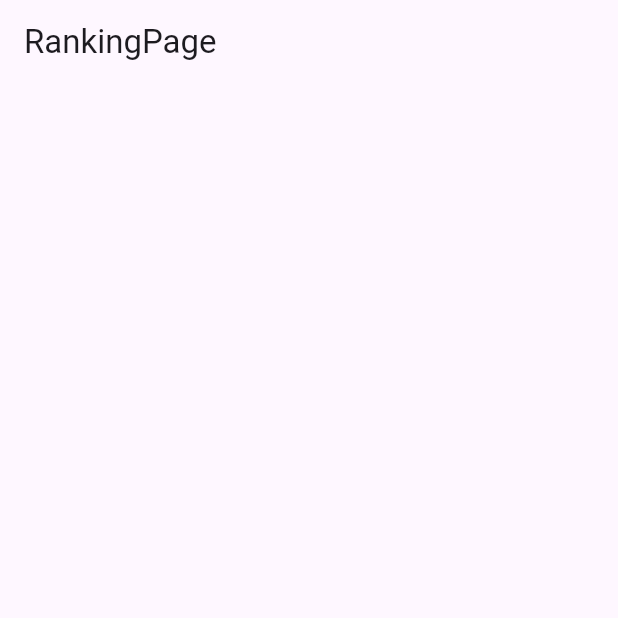
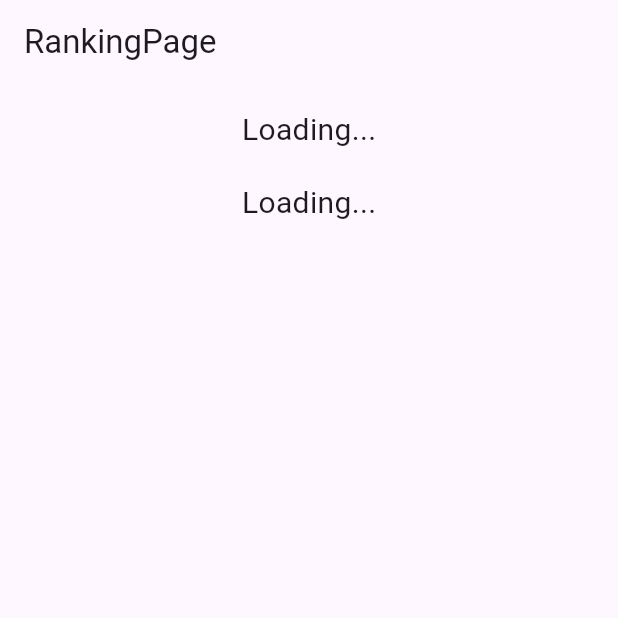
Before and after one commit to xilaizhang666/golf, a Flutter app: the RankingPage screen opened directly, on a phone screen of 412 x 824 dp, the top half of it. Run offline on Flutter 3.47's test engine with Material 3 defaults, Android fonts, the phone set to English and light mode, and no system bars; network calls fail.

```diff
--- a/lib/pages/ranking_page.dart
+++ b/lib/pages/ranking_page.dart
@@ -1,5 +1,5 @@
 import 'package:flutter/material.dart';
-
+import 'package:http/http.dart' as http;
 class RankingPage extends StatelessWidget {
   const RankingPage({super.key});
 
@@ -11,7 +11,38 @@ class RankingPage extends StatelessWidget {
           "RankingPage"
         ),
       ),
-
+      body: Center(
+        child: Padding(
+          padding: const EdgeInsets.all(16.0),
+          child: Column(
+            children: [
+              FutureBuilder(
+                future: http.get(Uri.parse("http://10.0.2.2:5000/explore")),
+                builder: (context, snapshot){
+                  return Text(
+                      snapshot.hasData ? snapshot.data!.body : 'Loading...',
+                    style: TextStyle(
+                      fontSize: 20
+                    ),
+                  );
+                }
+              ),
+              SizedBox(height: 20,),
+              FutureBuilder(
+                  future: http.get(Uri.parse("http://10.0.2.2:5000/test2")),
+                  builder: (context, snapshot){
+                    return Text(
+                        snapshot.hasData ? snapshot.data!.body : 'Loading...',
+                      style: TextStyle(
+                        fontSize: 20
+                      ),
+                    );
+                  }
+              ),
+            ],
+          ),
+        )
+      ),
     );
   }
 }
--- a/lib/routes.dart
+++ b/lib/routes.dart
@@ -30,6 +30,7 @@ class _RoutesState extends State<Routes> {
     return Scaffold(
       body: pages[selectedIndex],
       bottomNavigationBar: BottomNavigationBar(
+        type: BottomNavigationBarType.fixed,
         backgroundColor: Colors.lightGreenAccent,
         items: [
           BottomNavigationBarItem(icon: Icon(Icons.home), label: "Home"),
--- a/pubspec.yaml
+++ b/pubspec.yaml
@@ -30,7 +30,8 @@ environment:
 dependencies:
   flutter:
     sdk: flutter
-
+  http: ^1.2.2
+  shared_preferences: ^2.3.2
 
   # The following adds the Cupertino Icons font to your application.
   # Use with the CupertinoIcons class for iOS style icons.
@@ -59,7 +60,8 @@ flutter:
   uses-material-design: true
 
   # To add assets to your application, add an assets section, like this:
-  # assets:
+  assets:
+    -assets/
   #   - images/a_dot_burr.jpeg
   #   - images/a_dot_ham.jpeg
 
```
Also changed, not shown: lib/pages/profile_page.dart (added, +39 -0 lines), assets/logo.png (added), pubspec.lock, 5 other files.
